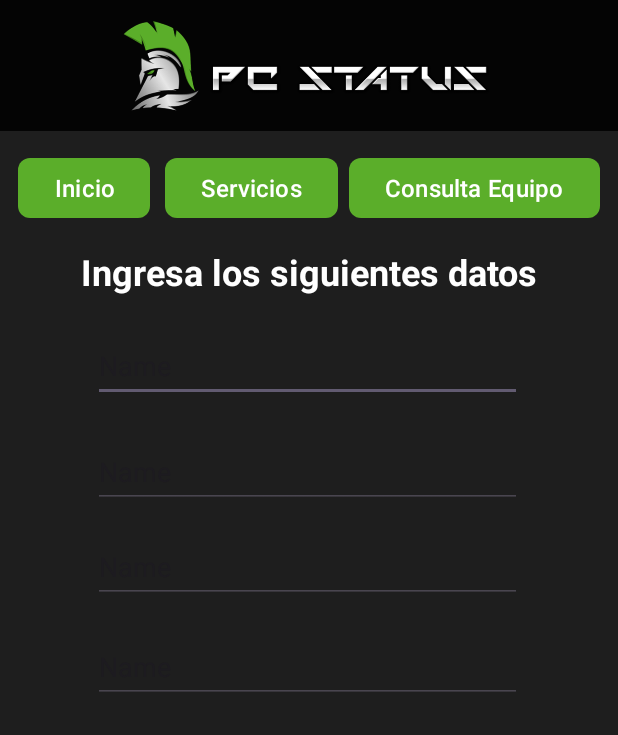
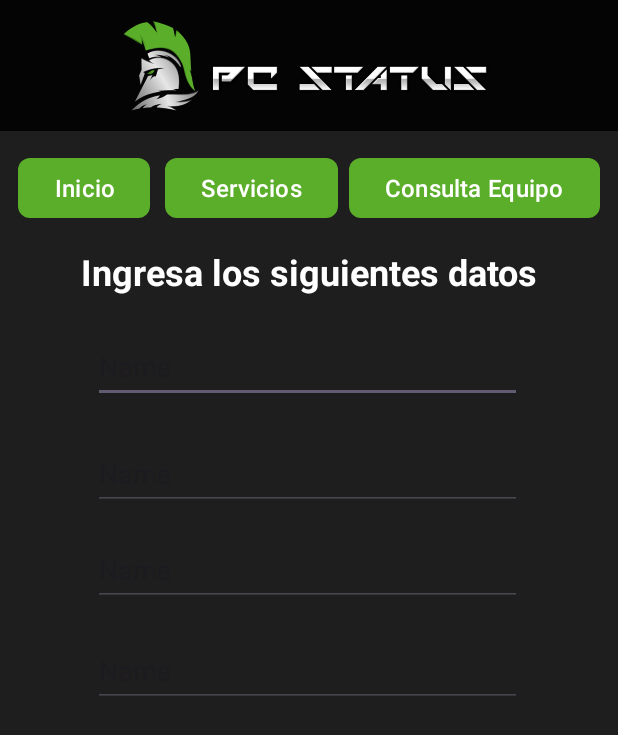
Before and after one commit to ARLOROBLE4/pruewba, an Android app: the layout activity_agenda.xml on its own in the app's theme, with its tools: preview values and no code run, on a phone screen of 412 x 824 dp. Shown: the top 735 px of the screen. Run offline under Robolectric (Android 15) with nearby library versions, the phone set to English and light mode, and no system bars.

Commit message:
Update activity_agenda.xml

```diff
--- a/app/src/main/res/layout/activity_agenda.xml
+++ b/app/src/main/res/layout/activity_agenda.xml
@@ -76,7 +76,7 @@
     <EditText
         android:id="@+id/agnNombre"
         android:layout_width="286dp"
-        android:layout_height="47dp"
+        android:layout_height="48dp"
         android:layout_marginStart="62dp"
         android:layout_marginTop="23dp"
         android:ems="10"
@@ -88,7 +88,7 @@
     <EditText
         android:id="@+id/agnFecha"
         android:layout_width="286dp"
-        android:layout_height="47dp"
+        android:layout_height="48dp"
         android:layout_marginStart="62dp"
         android:layout_marginTop="19dp"
         android:ems="10"
@@ -100,7 +100,7 @@
     <EditText
         android:id="@+id/agnAMaterno"
         android:layout_width="286dp"
-        android:layout_height="47dp"
+        android:layout_height="48dp"
         android:layout_marginStart="62dp"
         android:layout_marginTop="16dp"
         android:ems="10"
@@ -112,7 +112,7 @@
     <EditText
         android:id="@+id/agnAPaterno"
         android:layout_width="286dp"
-        android:layout_height="47dp"
+        android:layout_height="48dp"
         android:layout_marginStart="62dp"
         android:layout_marginTop="23dp"
         android:ems="10"
```
